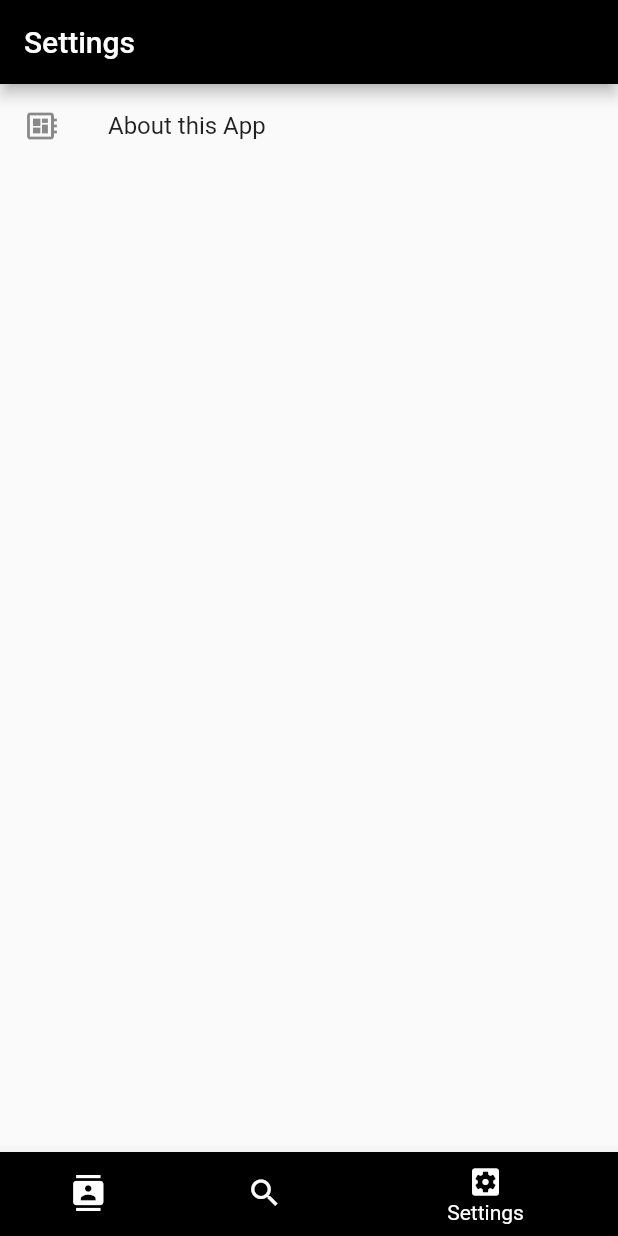
After one commit to kdsuneraavinash/Lawyer-App, a Flutter app: the screen it shows after launch, item 3 of the bottom bar chosen, on a phone screen of 412 x 824 dp. The commit adds this screen. Run offline on Flutter 3.47's test engine with Material 2 defaults, Android fonts, the phone set to English and light mode, and no system bars.

Commit message:
Added Settings Page and About option

```diff
--- /dev/null
+++ b/lib/layouts/welocome_settings.dart
@@ -0,0 +1,28 @@
+import 'package:flutter/material.dart';
+
+class SettingsPage extends StatelessWidget{
+  @override
+  Widget build(BuildContext context) {
+    return new Scaffold(
+      appBar: new AppBar(
+        title: new Text("Settings"),
+      ),
+      body: new SettingsContent(),
+    );
+  }
+
+}
+
+class SettingsContent extends StatelessWidget{
+  @override
+  Widget build(BuildContext context) {
+    return new AboutListTile(
+      applicationLegalese: "The Billionaire(R) Developer Team",
+      applicationName: "Find Your Lawyer",
+      applicationVersion: "Prototype",
+      child: new Text("About this App"),
+      icon: new Icon(Icons.developer_board),
+    );
+  }
+
+}
--- a/lib/windows/welcome.dart
+++ b/lib/windows/welcome.dart
@@ -2,6 +2,7 @@ import 'package:flutter/material.dart';
 
 import 'package:lawyer_app/layouts/welcome_directory.dart' as directory;
 import 'package:lawyer_app/layouts/welcome_lawnet.dart' as lawnet;
+import 'package:lawyer_app/layouts/welocome_settings.dart' as settings;
 
 /// Main Welcome Page
 /// Consists of Images and a Search box to select District
@@ -22,7 +23,7 @@ class _WelcomePageState extends State<WelcomePage> {
     pages = [
       new directory.WelcomeDirectory(),
       new lawnet.WelcomeLawnet(),
-      new Container(color: Colors.black,)
+      new settings.SettingsPage()
     ];
     currentPage = 0;
     super.initState();
@@ -48,9 +49,9 @@ class _WelcomePageState extends State<WelcomePage> {
             title: new Text("LawNet"),
           ),
           new BottomNavigationBarItem(
-            icon: const Icon(Icons.developer_board),
+            icon: const Icon(Icons.settings_applications),
             backgroundColor: Colors.black,
-            title: new Text("About"),
+            title: new Text("Settings"),
           ),
         ],
       ),
```
